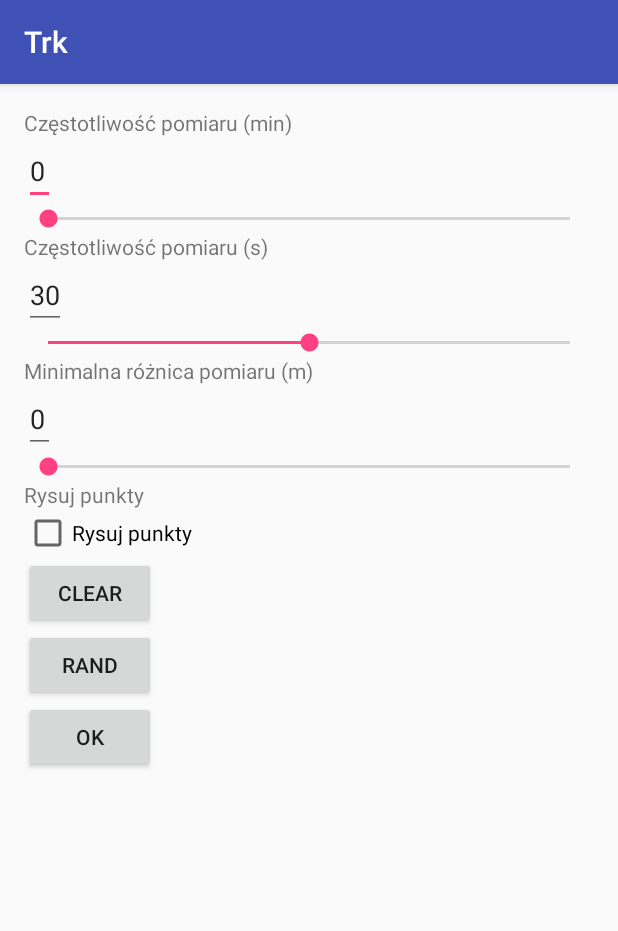
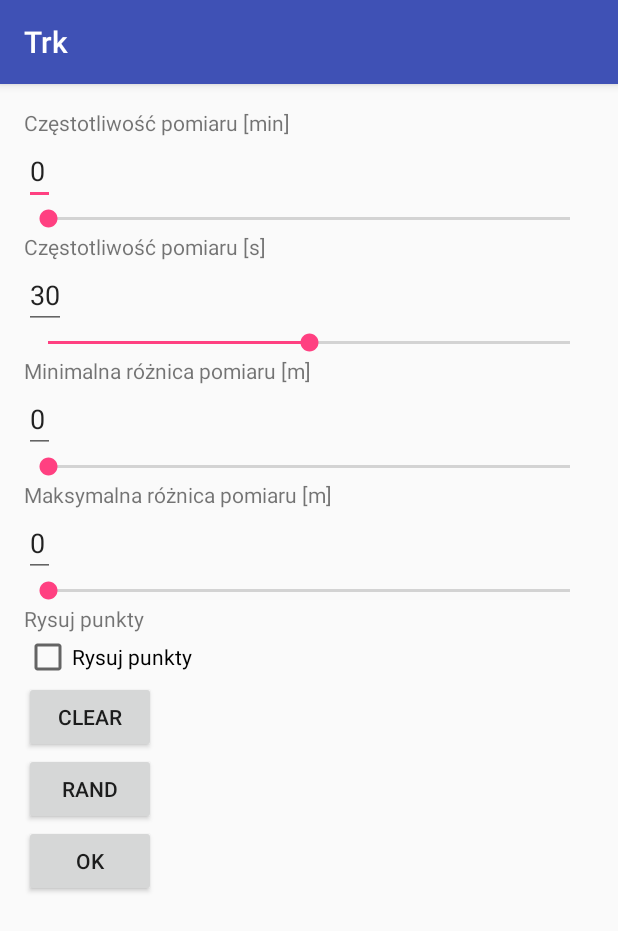
Before and after one commit to Nwaah/Trk, an Android app: the SettingsActivity screen opened directly, with no data from a screen before it, on a phone screen of 412 x 824 dp. Shown: the top 931 px of the screen. Run offline under Robolectric (Android 15) with nearby library versions, the phone set to English and light mode, and no system bars.

Commit message:
Added max_step setting
and fixed realtime map updates

```diff
--- a/app/src/main/java/nwaah/trk/Const.java
+++ b/app/src/main/java/nwaah/trk/Const.java
@@ -4,7 +4,8 @@ import android.content.Intent;
 
 public abstract class Const {
     public final static String preferences_key_setting_frequency = "Frequency";
-    public final static String preferences_key_setting_step = "Step";
+    public final static String preferences_key_setting_min_step = "Min Step";
+    public final static String preferences_key_setting_max_step = "Max Step";
     public final static String preferences_key_setting_draw_circles = "draw_circles";
     public final static String preferences_key_setting_navigation_complete_proximity = "navigation_complete_proximity";
 
--- a/app/src/main/java/nwaah/trk/MapsActivity.java
+++ b/app/src/main/java/nwaah/trk/MapsActivity.java
@@ -7,6 +7,7 @@ import android.content.BroadcastReceiver;
 import android.content.Context;
 import android.content.DialogInterface;
 import android.content.Intent;
+import android.content.IntentFilter;
 import android.content.SharedPreferences;
 import android.content.pm.PackageManager;
 import android.database.Cursor;
@@ -115,9 +116,17 @@ public class MapsActivity extends FragmentActivity implements OnMapReadyCallback
             setOnLongClickListener();
             setOnTrackClickListener();
             setMarkerFromPreferences();
+            broadcastManager.registerReceiver(pointAddedReceiver, new IntentFilter(Const.intent_filter_action_refresh_views));
+
             drawAllAndCenter();
         }
 
+    }
+
+    @Override
+    protected void onPause() {
+        broadcastManager.unregisterReceiver(pointAddedReceiver);
+        super.onPause();
     }
 
     private void drawAll() {
@@ -132,14 +141,20 @@ public class MapsActivity extends FragmentActivity implements OnMapReadyCallback
         ayylmao.track = db.getPoints(trackId);
         ayylmao.color = db.getTrackColor(trackId);
         tracks.add(ayylmao);
+        if(ayylmao.id == currentTrackId)
+            currentTrack = ayylmao;
         Log.d("Map", "Track " + ayylmao.id + " added");
     }
 
     private void removeTrack(int trackid) {
-        for (colorTrack track : tracks
-                ) {
+        for (colorTrack track : tracks) {
             if (track.id == trackid)
+            {
                 tracks.remove(track);
+                if(trackid == currentTrackId)
+                    currentTrack = null;
+                break;
+            }
         }
     }
 
--- a/app/src/main/java/nwaah/trk/SettingsActivity.java
+++ b/app/src/main/java/nwaah/trk/SettingsActivity.java
@@ -18,10 +18,12 @@ public class SettingsActivity extends AppCompatActivity {
     SharedPreferences preferences;
     SeekBar freq_bar_minutes;
     SeekBar freq_bar_seconds;
-    SeekBar step_bar;
+    SeekBar min_step_bar;
+    SeekBar max_step_bar;
     EditText freq_val_minutes;
     EditText freq_val_seconds;
-    EditText step_val;
+    EditText min_step_val;
+    EditText max_step_val;
     CheckBox draw_circles;
 
     @Override
@@ -32,10 +34,12 @@ public class SettingsActivity extends AppCompatActivity {
 
         freq_bar_minutes = (SeekBar) findViewById(R.id.settings_frequency_bar_minutes);
         freq_bar_seconds = (SeekBar) findViewById(R.id.settings_frequency_bar_seconds);
-        step_bar = (SeekBar) findViewById(R.id.settings_step_bar);
+        min_step_bar = (SeekBar) findViewById(R.id.settings_min_step_bar);
+        max_step_bar = (SeekBar) findViewById(R.id.settings_max_step_bar);
         freq_val_minutes = (EditText) findViewById(R.id.settings_frequency_value_minutes);
         freq_val_seconds = (EditText) findViewById(R.id.settings_frequency_value_seconds);
-        step_val = (EditText) findViewById(R.id.settings_step_value);
+        min_step_val = (EditText) findViewById(R.id.settings_min_step_value);
+        max_step_val = (EditText) findViewById(R.id.settings_max_step_value);
         draw_circles =  (CheckBox) findViewById(R.id.settings_draw_circles);
     }
 
@@ -45,15 +49,18 @@ public class SettingsActivity extends AppCompatActivity {
 
         freq_val_minutes.setText(String.valueOf(preferences.getInt(Const.preferences_key_setting_frequency, 0)/60));
         freq_val_seconds.setText(String.valueOf(preferences.getInt(Const.preferences_key_setting_frequency, 30)%61));
-        step_val.setText(String.valueOf(preferences.getInt(Const.preferences_key_setting_step, 0)));
+        min_step_val.setText(String.valueOf(preferences.getInt(Const.preferences_key_setting_min_step, 0)));
+        max_step_val.setText(String.valueOf(preferences.getInt(Const.preferences_key_setting_max_step, 0)));
         freq_bar_minutes.setProgress(preferences.getInt(Const.preferences_key_setting_frequency, 30)/60);
         freq_bar_seconds.setProgress(preferences.getInt(Const.preferences_key_setting_frequency, 30)%61);
-        step_bar.setProgress(preferences.getInt(Const.preferences_key_setting_step, 0));
+        min_step_bar.setProgress(preferences.getInt(Const.preferences_key_setting_min_step, 0));
+        max_step_bar.setProgress(preferences.getInt(Const.preferences_key_setting_max_step, 0));
         draw_circles.setChecked(preferences.getBoolean(Const.preferences_key_setting_draw_circles, false));
 
         setOnChangedListener(freq_bar_minutes, freq_val_minutes);
         setOnChangedListener(freq_bar_seconds, freq_val_seconds);
-        setOnChangedListener(step_bar, step_val);
+        setOnChangedListener(min_step_bar, min_step_val);
+        setOnChangedListener(max_step_bar, max_step_val);
     }
 
     private void setOnChangedListener(final SeekBar bar, final EditText val) {
@@ -90,12 +97,14 @@ public class SettingsActivity extends AppCompatActivity {
     public void saveSettings(View view) {
         int setting_freq_minutes = Integer.parseInt(freq_val_minutes.getText().toString());
         int setting_freq_seconds = Integer.parseInt(freq_val_seconds.getText().toString());
-        int setting_step = Integer.parseInt(step_val.getText().toString());
+        int setting_min_step = Integer.parseInt(min_step_val.getText().toString());
+        int setting_max_step = Integer.parseInt(max_step_val.getText().toString());
 
         SharedPreferences.Editor editor = preferences.edit();
 
         editor.putInt(Const.preferences_key_setting_frequency, setting_freq_minutes * 60 + setting_freq_seconds);
-        editor.putInt(Const.preferences_key_setting_step, setting_step);
+        editor.putInt(Const.preferences_key_setting_min_step, setting_min_step);
+        editor.putInt(Const.preferences_key_setting_max_step, setting_max_step);
 
         editor.putBoolean(Const.preferences_key_setting_draw_circles, draw_circles.isChecked());
 
--- a/app/src/main/res/layout/activity_settings.xml
+++ b/app/src/main/res/layout/activity_settings.xml
@@ -74,22 +74,48 @@
                 android:orientation="vertical">
 
                 <TextView
-                    android:text="@string/settings_label_step"
+                    android:text="@string/settings_label_min_step"
                     android:layout_width="match_parent"
                     android:layout_height="wrap_content"
-                    android:id="@+id/settings_label_step" />
+                    android:id="@+id/settings_label_min_step" />
 
                 <EditText
                     android:text="0"
                     android:inputType="number"
                     android:layout_width="wrap_content"
                     android:layout_height="wrap_content"
-                    android:id="@+id/settings_step_value"/>
+                    android:id="@+id/settings_min_step_value"/>
 
                 <SeekBar
                     android:layout_width="match_parent"
                     android:layout_height="wrap_content"
-                    android:id="@+id/settings_step_bar"
+                    android:id="@+id/settings_min_step_bar"
+                    android:max="1000" />
+
+            </LinearLayout>
+
+            <LinearLayout
+                android:layout_width="match_parent"
+                android:layout_height="match_parent"
+                android:orientation="vertical">
+
+                <TextView
+                    android:text="@string/settings_label_max_step"
+                    android:layout_width="match_parent"
+                    android:layout_height="wrap_content"
+                    android:id="@+id/settings_label_max_step" />
+
+                <EditText
+                    android:text="0"
+                    android:inputType="number"
+                    android:layout_width="wrap_content"
+                    android:layout_height="wrap_content"
+                    android:id="@+id/settings_max_step_value"/>
+
+                <SeekBar
+                    android:layout_width="match_parent"
+                    android:layout_height="wrap_content"
+                    android:id="@+id/settings_max_step_bar"
                     android:max="1000" />
 
             </LinearLayout>
--- a/app/src/main/res/values/strings.xml
+++ b/app/src/main/res/values/strings.xml
@@ -68,15 +68,16 @@
     <string name="ok">OK</string>
     <string name="anuluj">Anuluj</string>
     <string name="edytuj_tras">Edytuj trasę</string>
-    <string name="settings_label_frequency">Częstotliwość pomiaru (s)</string>
-    <string name="settings_label_step">Minimalna różnica pomiaru (m)</string>
+    <string name="settings_label_frequency">Częstotliwość pomiaru [s]</string>
+    <string name="settings_label_min_step">Minimalna różnica pomiaru [m]</string>
     <string name="clear">Clear</string>
     <string name="settings">Ustawienia</string>
     <string name="error">Error</string>
     <string name="rand">Rand</string>
     <string name="nawiguj_do">Nawiguj do</string>
     <string name="poka_wi_cej_tras">Pokaż więcej tras</string>
-    <string name="settings_label_frequency_2">Częstotliwość pomiaru (min)</string>
+    <string name="settings_label_frequency_2">Częstotliwość pomiaru [min]</string>
     <string name="settings_label_drawcircles">Rysuj punkty</string>
     <string name="heightchart">HeightCHart</string>
+    <string name="settings_label_max_step">Maksymalna różnica pomiaru [m]</string>
 </resources>
```
